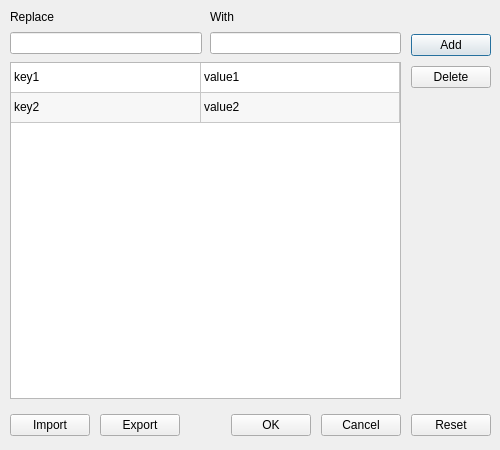
Above: src/Ui_SymbolWindow.ui from jefdongus/insert-symbols-anki-addon before the change. Below: the same form after it.
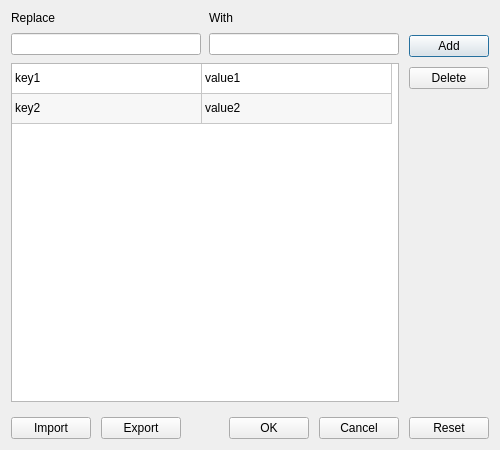
That is the form after the change.

Commit message: Bug fix to disallow keys with whitespace, but allow values with whitespace. Updated SymbolWindow ignore leading/trailing whitespace. Added feature to resize SymbolWindow.

Diff of the .ui file:
```diff
--- a/src/Ui_SymbolWindow.ui
+++ b/src/Ui_SymbolWindow.ui
@@ -16,12 +16,6 @@
     <height>450</height>
    </size>
   </property>
-  <property name="maximumSize">
-   <size>
-    <width>500</width>
-    <height>450</height>
-   </size>
-  </property>
   <property name="acceptDrops">
    <bool>false</bool>
   </property>
@@ -31,30 +25,14 @@
   <property name="autoFillBackground">
    <bool>false</bool>
   </property>
-  <widget class="QWidget" name="verticalLayoutWidget">
-   <property name="geometry">
-    <rect>
-     <x>0</x>
-     <y>0</y>
-     <width>501</width>
-     <height>451</height>
-    </rect>
-   </property>
+  <layout class="QGridLayout" name="gridLayout">
+   <item row="0" column="0">
    <layout class="QVBoxLayout" name="verticalLayout">
     <property name="spacing">
      <number>10</number>
     </property>
-    <property name="leftMargin">
-     <number>10</number>
-    </property>
-    <property name="topMargin">
-     <number>10</number>
-    </property>
-    <property name="rightMargin">
-     <number>10</number>
-    </property>
-    <property name="bottomMargin">
-     <number>15</number>
+     <property name="margin">
+      <number>0</number>
     </property>
     <item>
      <layout class="QHBoxLayout" name="horizontalLayout">
@@ -68,6 +46,12 @@
         </property>
         <item row="1" column="1">
          <widget class="QLineEdit" name="keyLineEdit">
+           <property name="minimumSize">
+            <size>
+             <width>186</width>
+             <height>0</height>
+            </size>
+           </property>
           <property name="font">
            <font>
             <family>Segoe UI</family>
@@ -109,7 +93,7 @@
            <bool>true</bool>
           </property>
           <property name="sizePolicy">
-           <sizepolicy hsizetype="Minimum" vsizetype="Expanding">
+            <sizepolicy hsizetype="Expanding" vsizetype="Expanding">
             <horstretch>0</horstretch>
             <verstretch>0</verstretch>
            </sizepolicy>
@@ -171,9 +155,6 @@
           <attribute name="horizontalHeaderMinimumSectionSize">
            <number>100</number>
           </attribute>
-          <attribute name="horizontalHeaderStretchLastSection">
-           <bool>true</bool>
-          </attribute>
           <attribute name="verticalHeaderVisible">
            <bool>false</bool>
           </attribute>
@@ -207,9 +188,6 @@
       </item>
       <item>
        <layout class="QVBoxLayout" name="verticalLayout_2">
-        <property name="sizeConstraint">
-         <enum>QLayout::SetDefaultConstraint</enum>
-        </property>
         <property name="leftMargin">
          <number>0</number>
         </property>
@@ -266,7 +244,7 @@
     <item>
      <layout class="QHBoxLayout" name="horizontalLayout_2">
       <property name="sizeConstraint">
-       <enum>QLayout::SetMaximumSize</enum>
+        <enum>QLayout::SetDefaultConstraint</enum>
       </property>
       <property name="topMargin">
        <number>5</number>
@@ -331,7 +309,8 @@
      </layout>
     </item>
    </layout>
-  </widget>
+   </item>
+  </layout>
  </widget>
  <resources/>
  <connections/>
```
Left out of the diff: 3 changed lines with no effect on the pictures. Lines whose indentation alone changed are shown as unchanged. The commit also changes 4 other files.
